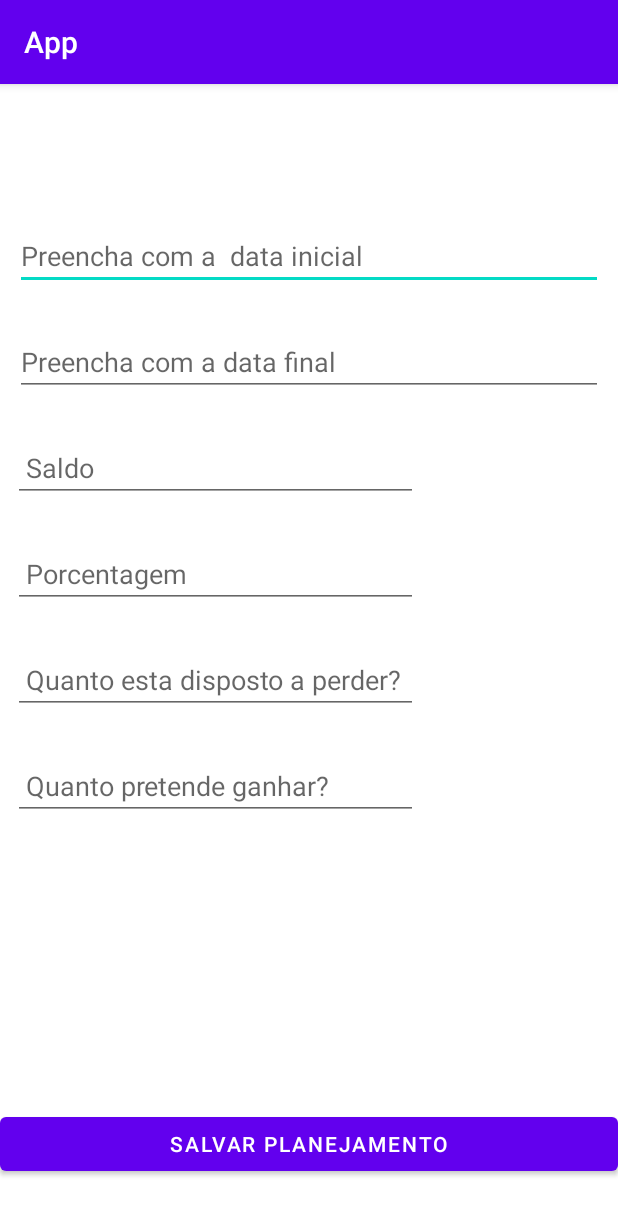
After one commit to GabrielFontouraGriebler/App_Traiding, an Android app: the PlanejamentoCadastro screen opened directly, with no data from a screen before it, on a phone screen of 412 x 824 dp. The commit adds this screen. Shown: the top 1215 px of the screen. Run offline under Robolectric (Android 15) with nearby library versions, the phone set to English and light mode, and no system bars.

Commit message:
Implementando, save e edição dos campos de planejamento

```diff
--- /dev/null
+++ b/app/src/main/java/com/example/app/PlanejamentoCadastro.java
@@ -0,0 +1,116 @@
+package com.example.app;
+
+import androidx.appcompat.app.AppCompatActivity;
+
+import android.content.Intent;
+import android.os.Bundle;
+import android.view.View;
+import android.widget.Button;
+import android.widget.EditText;
+import android.widget.Toast;
+
+public class PlanejamentoCadastro extends AppCompatActivity {
+
+    private EditText editTextDataInicial;
+    private EditText editTextDataFinal;
+    private EditText editTextSaldo;
+    private EditText editTextPorcentagem;
+    private EditText editTextSaldoPerda;
+    private EditText editTextSaldoGanho;
+
+    private Button buttonSalvarPlanejamento;
+
+    private PlanejamentoClass planejamentoClass;
+
+
+
+    @Override
+    protected void onCreate(Bundle savedInstanceState) {
+        super.onCreate(savedInstanceState);
+        setContentView(R.layout.activity_planejamento_cadastro);
+
+        editTextDataInicial = (EditText) findViewById(R.id.editTextDataInicial);
+        editTextDataFinal = (EditText) findViewById(R.id.editTextDataFinal);
+        editTextSaldo = (EditText) findViewById(R.id.editTextSaldo);
+        editTextPorcentagem = (EditText) findViewById(R.id.editTextPorcentagem);
+        editTextSaldoPerda = (EditText) findViewById(R.id.editTextSaldoPerda);
+        editTextSaldoGanho = (EditText) findViewById(R.id.editTextSaldoGanho);
+
+        buttonSalvarPlanejamento = (Button) findViewById(R.id.buttonSalvarPlanejamento);
+
+
+    }
+
+    private void clickNoBotaoSalvarListener(){
+
+        this.buttonSalvarPlanejamento.setOnClickListener(new View.OnClickListener() {
+            @Override
+            public void onClick(View view) {
+                PlanejamentoClass planejamentoACadastrar = getPlanejamentosDoFormulario();
+
+                if (planejamentoACadastrar != null){
+
+                    AnotacaoCtrl anotacaoCtrl = new AnotacaoCtrl(ConexaoSQLiteDiario.getInstancia(PlanejamentoCadastro.this));
+                    long idPlanejamento =  anotacaoCtrl.salvarPlanejamentoCtrl(planejamentoACadastrar);
+
+                    if (idPlanejamento > 0){
+
+                        Toast.makeText(PlanejamentoCadastro.this, "Planejamento salvo com sucesso", Toast.LENGTH_LONG).show();
+                        Intent intent = new Intent(PlanejamentoCadastro.this, Planejamento.class);
+                        startActivity(intent);
+
+                    }else {
+                        Toast.makeText(PlanejamentoCadastro.this, "Planejamento não pode ser salvo", Toast.LENGTH_LONG).show();
+                    }
+                }else {
+                    Toast.makeText(PlanejamentoCadastro.this, "Todos os campos são obrigatórios", Toast.LENGTH_LONG).show();
+                }
+            }
+        });
+    }
+
+    private PlanejamentoClass getPlanejamentosDoFormulario(){
+
+        this.planejamentoClass = new PlanejamentoClass();
+
+        if (editTextDataInicial.getText().toString().isEmpty() == false){
+            int dataInicial = Integer.parseInt(this.editTextDataInicial.getText().toString());
+            this.planejamentoClass.setDataInicial(dataInicial);
+        }else {
+            return null;
+        }
+        if (editTextDataFinal.getText().toString().isEmpty() == false){
+            int dataFinal = Integer.parseInt(this.editTextDataFinal.getText().toString());
+            this.planejamentoClass.setDataFinal(dataFinal);
+        }else {
+            return null;
+        }
+        if (editTextSaldo.getText().toString().isEmpty() == false){
+            double saldo = Double.parseDouble(this.editTextSaldo.getText().toString());
+            this.planejamentoClass.setSaldo(saldo);
+        }else {
+            return null;
+        }
+        if (editTextPorcentagem.getText().toString().isEmpty() == false){
+            double porcentagem = Double.parseDouble(this.editTextPorcentagem.getText().toString());
+            this.planejamentoClass.setSaldo(porcentagem);
+        }else {
+            return null;
+        }
+        if (editTextSaldoPerda.getText().toString().isEmpty() == false){
+            double saldoPerda = Double.parseDouble(this.editTextSaldoPerda.getText().toString());
+            this.planejamentoClass.setSaldo(saldoPerda);
+        }else {
+            return null;
+        }
+        if (editTextSaldoGanho.getText().toString().isEmpty() == false){
+            double saldoGanho = Double.parseDouble(this.editTextSaldoGanho.getText().toString());
+            this.planejamentoClass.setSaldo(saldoGanho);
+        }else {
+            return null;
+        }
+
+        return planejamentoClass;
+    }
+
+}
--- /dev/null
+++ b/app/src/main/res/layout/activity_planejamento_cadastro.xml
@@ -0,0 +1,113 @@
+<?xml version="1.0" encoding="utf-8"?>
+<androidx.constraintlayout.widget.ConstraintLayout xmlns:android="http://schemas.android.com/apk/res/android"
+    xmlns:app="http://schemas.android.com/apk/res-auto"
+    xmlns:tools="http://schemas.android.com/tools"
+    android:layout_width="match_parent"
+    android:layout_height="match_parent"
+    tools:context=".PlanejamentoCadastro">
+
+    <Button
+        android:id="@+id/buttonSalvarPlanejamento"
+        android:layout_width="match_parent"
+        android:layout_height="wrap_content"
+        android:text="Salvar Planejamento"
+        app:layout_constraintBottom_toBottomOf="parent"
+        app:layout_constraintTop_toTopOf="parent"
+        app:layout_constraintVertical_bias="0.948"
+        tools:layout_editor_absoluteX="0dp" />
+
+    <EditText
+        android:id="@+id/editTextDataInicial"
+        android:layout_width="match_parent"
+        android:layout_height="wrap_content"
+        android:layout_marginStart="10dp"
+        android:layout_marginTop="92dp"
+        android:layout_marginEnd="10dp"
+        android:ems="10"
+        android:hint="Preencha com a  data inicial"
+        android:inputType="date"
+        app:layout_constraintEnd_toEndOf="parent"
+        app:layout_constraintHorizontal_bias="1.0"
+        app:layout_constraintStart_toStartOf="parent"
+        app:layout_constraintTop_toTopOf="parent" />
+
+    <EditText
+        android:id="@+id/editTextDataFinal"
+        android:layout_width="match_parent"
+        android:layout_height="wrap_content"
+        android:layout_marginStart="10dp"
+        android:layout_marginTop="25dp"
+        android:layout_marginEnd="10dp"
+        android:ems="10"
+        android:hint="Preencha com a data final"
+        android:inputType="date"
+        app:layout_constraintEnd_toEndOf="parent"
+        app:layout_constraintHorizontal_bias="1.0"
+        app:layout_constraintStart_toStartOf="parent"
+        app:layout_constraintTop_toBottomOf="@+id/editTextDataInicial" />
+
+    <EditText
+        android:id="@+id/editTextSaldo"
+        android:layout_width="270dp"
+        android:layout_height="wrap_content"
+        android:layout_marginStart="2dp"
+        android:layout_marginTop="25dp"
+        android:layout_marginEnd="10dp"
+        android:digits="0123456789.,"
+        android:ems="10"
+        android:hint=" Saldo"
+        android:inputType="numberDecimal"
+        app:layout_constraintEnd_toEndOf="parent"
+        app:layout_constraintHorizontal_bias="0.053"
+        app:layout_constraintStart_toStartOf="parent"
+        app:layout_constraintTop_toBottomOf="@+id/editTextDataFinal" />
+
+    <EditText
+        android:id="@+id/editTextPorcentagem"
+        android:layout_width="270dp"
+        android:layout_height="wrap_content"
+        android:layout_marginStart="2dp"
+        android:layout_marginTop="25dp"
+        android:layout_marginEnd="10dp"
+        android:digits="0123456789.,"
+        android:ems="10"
+        android:hint=" Porcentagem"
+        android:inputType="numberDecimal"
+        app:layout_constraintEnd_toEndOf="parent"
+        app:layout_constraintHorizontal_bias="0.053"
+        app:layout_constraintStart_toStartOf="parent"
+        app:layout_constraintTop_toBottomOf="@+id/editTextSaldo" />
+
+    <EditText
+        android:id="@+id/editTextSaldoPerda"
+        android:layout_width="270dp"
+        android:layout_height="wrap_content"
+        android:layout_marginStart="2dp"
+        android:layout_marginTop="25dp"
+        android:layout_marginEnd="10dp"
+        android:digits="0123456789.,"
+        android:ems="10"
+        android:hint=" Quanto esta disposto a perder?"
+        android:inputType="numberDecimal"
+        app:layout_constraintEnd_toEndOf="parent"
+        app:layout_constraintHorizontal_bias="0.053"
+        app:layout_constraintStart_toStartOf="parent"
+        app:layout_constraintTop_toBottomOf="@+id/editTextPorcentagem" />
+
+    <EditText
+        android:id="@+id/editTextSaldoGanho"
+        android:layout_width="270dp"
+        android:layout_height="wrap_content"
+        android:layout_marginStart="2dp"
+        android:layout_marginTop="25dp"
+        android:layout_marginEnd="10dp"
+        android:digits="0123456789.,"
+        android:ems="10"
+        android:hint=" Quanto pretende ganhar?"
+        android:inputType="numberDecimal"
+        app:layout_constraintEnd_toEndOf="parent"
+        app:layout_constraintHorizontal_bias="0.053"
+        app:layout_constraintStart_toStartOf="parent"
+        app:layout_constraintTop_toBottomOf="@+id/editTextSaldoPerda" />
+
+</androidx.constraintlayout.widget.ConstraintLayout>
```
Also changed, not shown: app/src/main/AndroidManifest.xml (+9 -4 lines), app/src/main/java/com/example/app/AnotacaoCtrl.java (+8 -0 lines), app/src/main/java/com/example/app/AnotacaoDAO.java (+72 -0 lines), app/src/main/java/com/example/app/ConexaoSQLiteDiario.java (+13 -0 lines), app/src/main/java/com/example/app/Planejamento.java (+14 -2 lines), app/src/main/java/com/example/app/PlanejamentoClass.java (added, +81 -0 lines), app/src/main/res/layout/activity_planejamento.xml (+8 -5 lines).
